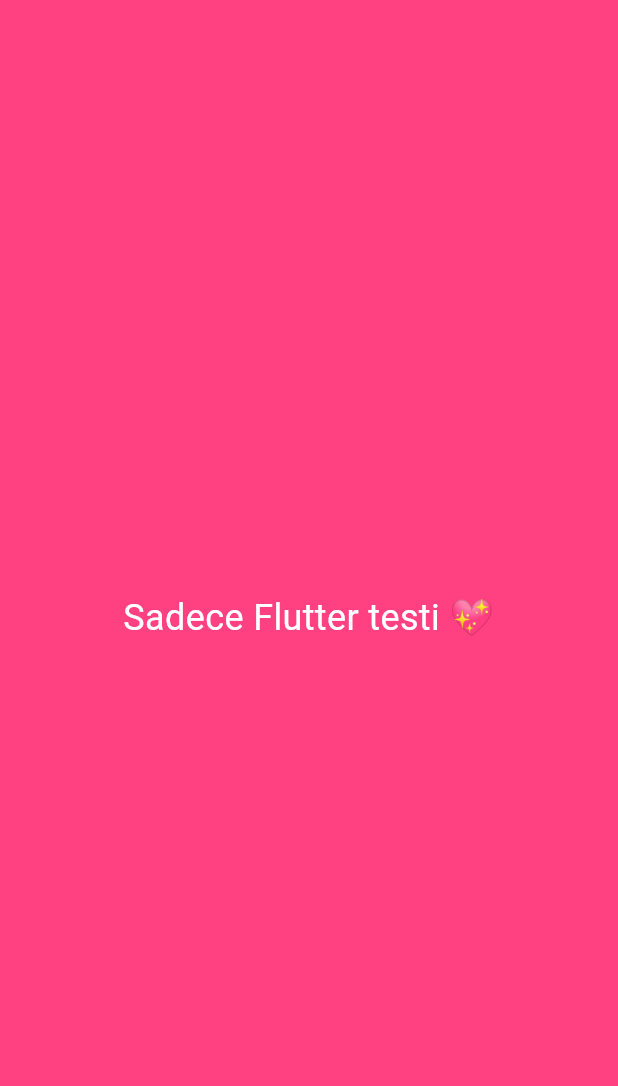
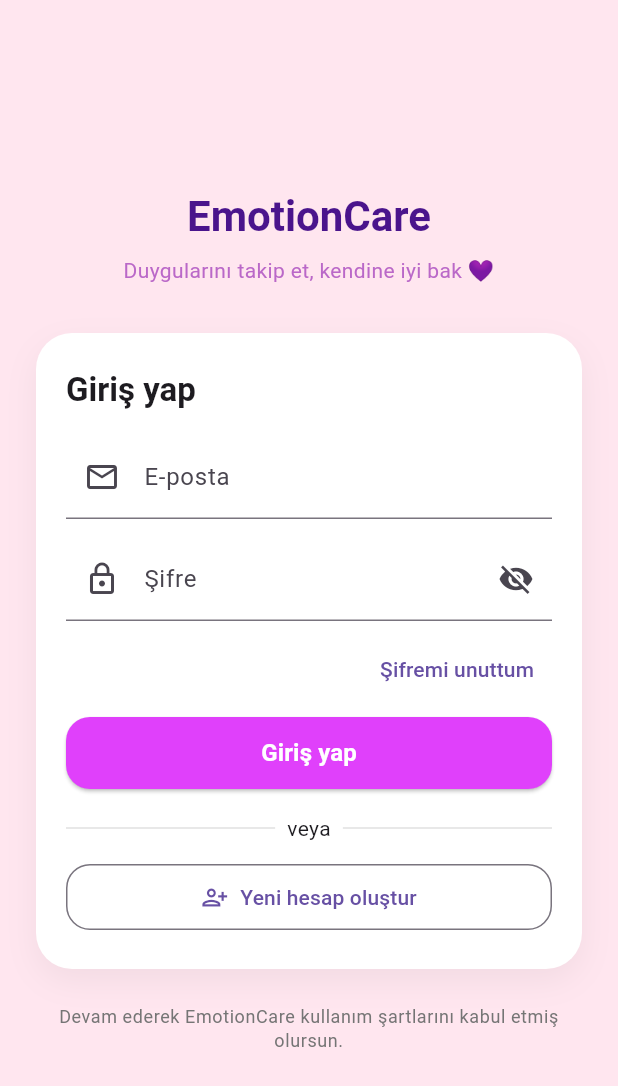
Before and after one commit to HilalNisaCan/EmotionCare, a Flutter app: the screen it shows after launch, on a phone screen of 412 x 824 dp. Shown: the top 1086 px of the screen. Run offline on Flutter 3.47's test engine with Material 3 defaults, Android fonts, the light colour scheme and no system bars; our stand-ins replace firebase_core; accounts and stored records are empty.

Commit message:
✨ EmotionCare login tasarımı eklendi – UI yenilendi

```diff
--- a/lib/main.dart
+++ b/lib/main.dart
@@ -1,6 +1,10 @@
 import 'package:flutter/material.dart';
+import 'package:firebase_core/firebase_core.dart';
+import 'pages/auth/login_page.dart';
 
-void main() {
+void main() async {
+  WidgetsFlutterBinding.ensureInitialized();
+  await Firebase.initializeApp();
   runApp(const MyApp());
 }
 
@@ -9,18 +13,13 @@
 
   @override
   Widget build(BuildContext context) {
-    return const MaterialApp(
+    return MaterialApp(
+      title: 'EmotionCare',
       debugShowCheckedModeBanner: false,
-      home: Scaffold(
-        backgroundColor: Colors.pinkAccent,
-        body: Center(
-          child: Text(
-            'Sadece Flutter testi 💖',
-            style: TextStyle(fontSize: 24, color: Colors.white),
-            textAlign: TextAlign.center,
-          ),
-        ),
+      theme: ThemeData(
+        scaffoldBackgroundColor: const Color(0xFFFFE6EF),
       ),
+      home: const LoginPage(),
     );
   }
 }
--- /dev/null
+++ b/lib/pages/auth/login_page.dart
@@ -0,0 +1,251 @@
+import 'package:flutter/material.dart';
+
+class LoginPage extends StatefulWidget {
+  const LoginPage({super.key});
+
+  @override
+  State<LoginPage> createState() => _LoginPageState();
+}
+
+class _LoginPageState extends State<LoginPage> {
+  final _formKey = GlobalKey<FormState>();
+
+  final _emailController = TextEditingController();
+  final _passwordController = TextEditingController();
+
+  bool _obscurePassword = true;
+
+  @override
+  void dispose() {
+    _emailController.dispose();
+    _passwordController.dispose();
+    super.dispose();
+  }
+
+  @override
+  Widget build(BuildContext context) {
+    final theme = Theme.of(context);
+
+    return Scaffold(
+      // Arka plan: soft pembe
+      backgroundColor: const Color(0xFFFFE6EF),
+      body: SafeArea(
+        child: Center(
+          child: SingleChildScrollView(
+            padding: const EdgeInsets.symmetric(horizontal: 24, vertical: 16),
+            child: Column(
+              mainAxisSize: MainAxisSize.min,
+              crossAxisAlignment: CrossAxisAlignment.stretch,
+              children: [
+                const SizedBox(height: 12),
+
+                // Uygulama başlığı
+                Text(
+                  'EmotionCare',
+                  textAlign: TextAlign.center,
+                  style: theme.textTheme.headlineMedium?.copyWith(
+                    fontWeight: FontWeight.bold,
+                    color: Colors.purple.shade900,
+                  ),
+                ),
+
+                const SizedBox(height: 8),
+
+                // Alt açıklama
+                Text(
+                  'Duygularını takip et, kendine iyi bak 💜',
+                  textAlign: TextAlign.center,
+                  style: theme.textTheme.bodyMedium?.copyWith(
+                    color: Colors.purple.shade300,
+                  ),
+                ),
+
+                const SizedBox(height: 32),
+
+                // Kart görünümünde login form
+                Container(
+                  padding:
+                      const EdgeInsets.symmetric(horizontal: 20, vertical: 24),
+                  decoration: BoxDecoration(
+                    color: Colors.white,
+                    borderRadius: BorderRadius.circular(24),
+                    boxShadow: [
+                      BoxShadow(
+                        color: Colors.black.withOpacity(0.05),
+                        blurRadius: 18,
+                        offset: const Offset(0, 8),
+                      ),
+                    ],
+                  ),
+                  child: Form(
+                    key: _formKey,
+                    child: Column(
+                      crossAxisAlignment: CrossAxisAlignment.stretch,
+                      children: [
+                        Text(
+                          'Giriş yap',
+                          style: theme.textTheme.titleLarge?.copyWith(
+                            fontWeight: FontWeight.w600,
+                          ),
+                        ),
+                        const SizedBox(height: 16),
+
+                        // E-posta
+                        TextFormField(
+                          controller: _emailController,
+                          keyboardType: TextInputType.emailAddress,
+                          decoration: const InputDecoration(
+                            labelText: 'E-posta',
+                            prefixIcon: Icon(Icons.mail_outline),
+                          ),
+                          validator: (value) {
+                            if (value == null || value.trim().isEmpty) {
+                              return 'E-posta adresini yazmalısın';
+                            }
+                            if (!value.contains('@')) {
+                              return 'Geçerli bir e-posta gir 💌';
+                            }
+                            return null;
+                          },
+                        ),
+
+                        const SizedBox(height: 12),
+
+                        // Şifre
+                        TextFormField(
+                          controller: _passwordController,
+                          obscureText: _obscurePassword,
+                          decoration: InputDecoration(
+                            labelText: 'Şifre',
+                            prefixIcon: const Icon(Icons.lock_outline),
+                            suffixIcon: IconButton(
+                              onPressed: () {
+                                setState(() {
+                                  _obscurePassword = !_obscurePassword;
+                                });
+                              },
+                              icon: Icon(
+                                _obscurePassword
+                                    ? Icons.visibility_off
+                                    : Icons.visibility,
+                              ),
+                            ),
+                          ),
+                          validator: (value) {
+                            if (value == null || value.isEmpty) {
+                              return 'Şifreni yazmalısın';
+                            }
+                            if (value.length < 6) {
+                              return 'Şifre en az 6 karakter olmalı';
+                            }
+                            return null;
+                          },
+                        ),
+
+                        const SizedBox(height: 8),
+
+                        // Şifremi unuttum
+                        Align(
+                          alignment: Alignment.centerRight,
+                          child: TextButton(
+                            onPressed: () {
+                              // TODO: Şifre reset ekranına yönlendirme
+                            },
+                            child: const Text('Şifremi unuttum'),
+                          ),
+                        ),
+
+                        const SizedBox(height: 8),
+
+                        // Giriş yap butonu
+                        SizedBox(
+                          height: 48,
+                          child: ElevatedButton(
+                            onPressed: () {
+                              if (_formKey.currentState!.validate()) {
+                                // TODO: Sonra buraya Firebase login gelecek
+                                ScaffoldMessenger.of(context).showSnackBar(
+                                  const SnackBar(
+                                    content: Text(
+                                      'Giriş butonuna basıldı (Firebase henüz bağlı değil) ✨',
+                                    ),
+                                  ),
+                                );
+                              }
+                            },
+                            style: ElevatedButton.styleFrom(
+                              backgroundColor: Colors.purpleAccent,
+                              foregroundColor: Colors.white,
+                              shape: RoundedRectangleBorder(
+                                borderRadius: BorderRadius.circular(16),
+                              ),
+                            ),
+                            child: const Text(
+                              'Giriş yap',
+                              style: TextStyle(
+                                fontSize: 16,
+                                fontWeight: FontWeight.w600,
+                              ),
+                            ),
+                          ),
+                        ),
+
+                        const SizedBox(height: 16),
+
+                        // veya bölücüsü
+                        Row(
+                          children: [
+                            Expanded(
+                              child: Divider(color: Colors.grey.shade300),
+                            ),
+                            const Padding(
+                              padding: EdgeInsets.symmetric(horizontal: 8.0),
+                              child: Text('veya'),
+                            ),
+                            Expanded(
+                              child: Divider(color: Colors.grey.shade300),
+                            ),
+                          ],
+                        ),
+
+                        const SizedBox(height: 12),
+
+                        // Kayıt ol butonu
+                        OutlinedButton.icon(
+                          onPressed: () {
+                            // TODO: RegisterPage'e yönlendirme
+                          },
+                          icon: const Icon(Icons.person_add_alt_1_outlined),
+                          label: const Text('Yeni hesap oluştur'),
+                          style: OutlinedButton.styleFrom(
+                            padding: const EdgeInsets.symmetric(vertical: 12),
+                            shape: RoundedRectangleBorder(
+                              borderRadius: BorderRadius.circular(16),
+                            ),
+                          ),
+                        ),
+                      ],
+                    ),
+                  ),
+                ),
+
+                const SizedBox(height: 24),
+
+                // Alt bilgi
+                Text(
+                  'Devam ederek EmotionCare kullanım şartlarını kabul etmiş olursun.',
+                  textAlign: TextAlign.center,
+                  style: theme.textTheme.bodySmall?.copyWith(
+                    color: Colors.grey.shade600,
+                  ),
+                ),
+
+                const SizedBox(height: 8),
+              ],
+            ),
+          ),
+        ),
+      ),
+    );
+  }
+}
--- /dev/null
+++ b/lib/pages/auth/register_page.dart
@@ -0,0 +1,17 @@
+import 'package:flutter/material.dart';
+
+class RegisterPage extends StatelessWidget {
+  const RegisterPage({super.key});
+
+  @override
+  Widget build(BuildContext context) {
+    return const Scaffold(
+      body: Center(
+        child: Text(
+          'Register Page (EmotionCare)',
+          style: TextStyle(fontSize: 22),
+        ),
+      ),
+    );
+  }
+}
--- /dev/null
+++ b/lib/pages/home/home_page.dart
@@ -0,0 +1,17 @@
+import 'package:flutter/material.dart';
+
+class HomePage extends StatelessWidget {
+  const HomePage({super.key});
+
+  @override
+  Widget build(BuildContext context) {
+    return const Scaffold(
+      body: Center(
+        child: Text(
+          'Home Page (EmotionCare)',
+          style: TextStyle(fontSize: 22),
+        ),
+      ),
+    );
+  }
+}
```
Also changed, not shown: 1 other file.
